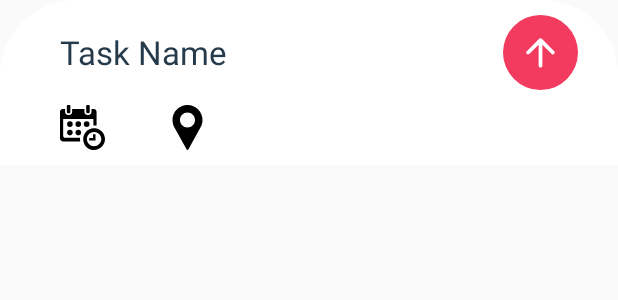
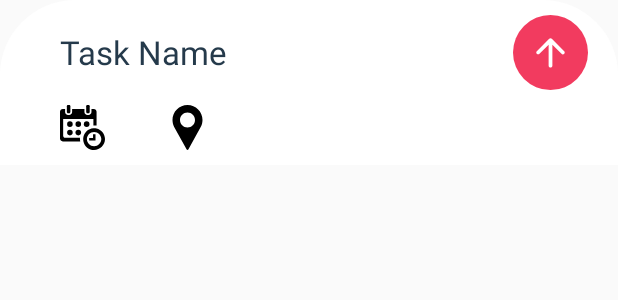
Before and after one commit to teamgeoplanner/GeoPlanner, an Android app: the layout layout_bottom_sheet.xml on its own in the app's theme, with its tools: preview values and no code run, on a phone screen of 412 x 824 dp. Shown: the top 300 px of the screen. Run offline under Robolectric (Android 15) with nearby library versions, the phone set to English and light mode, and no system bars.

Commit message:
made some new changes

```diff
--- a/app/src/main/res/layout/layout_bottom_sheet.xml
+++ b/app/src/main/res/layout/layout_bottom_sheet.xml
@@ -9,31 +9,35 @@
     android:orientation="vertical">
 
     <RelativeLayout
-        android:layout_width="wrap_content"
+        android:layout_width="match_parent"
         android:layout_height="wrap_content">
 
         <EditText
             android:id="@+id/txtTask"
-            android:layout_width="300dp"
+            android:layout_width="match_parent"
             android:layout_height="wrap_content"
+            android:layout_marginLeft="20dp"
+            android:background="@android:color/transparent"
             android:hint="Task Name"
-            android:textSize="22dp"
-            android:background="@android:color/transparent"
-            android:textColorHint="@color/gray"
-            android:layout_marginLeft="20dp"
             android:paddingLeft="20dp"
             android:paddingTop="10dp"
-            android:paddingBottom="10dp"/>
+            android:paddingBottom="10dp"
+            android:layout_toLeftOf="@id/btnSaveTask"
+            android:textColorHint="@color/gray"
+            android:textSize="22dp" />
 
         <ImageButton
             android:id="@+id/btnSaveTask"
             android:layout_width="50dp"
             android:layout_height="50dp"
+            android:layout_alignParentEnd="true"
+            android:layout_alignParentRight="true"
+
+            android:layout_marginLeft="15dp"
+            android:layout_marginEnd="20dp"
+            android:layout_marginRight="32dp"
             android:background="@drawable/button_r"
-            android:layout_marginLeft="15dp"
-            android:layout_toRightOf="@+id/txtTask"
-            app:srcCompat="@drawable/ic_save_btn"
-            android:layout_marginRight="20dp"/>
+            app:srcCompat="@drawable/ic_save_btn" />
 
     </RelativeLayout>
 
```
